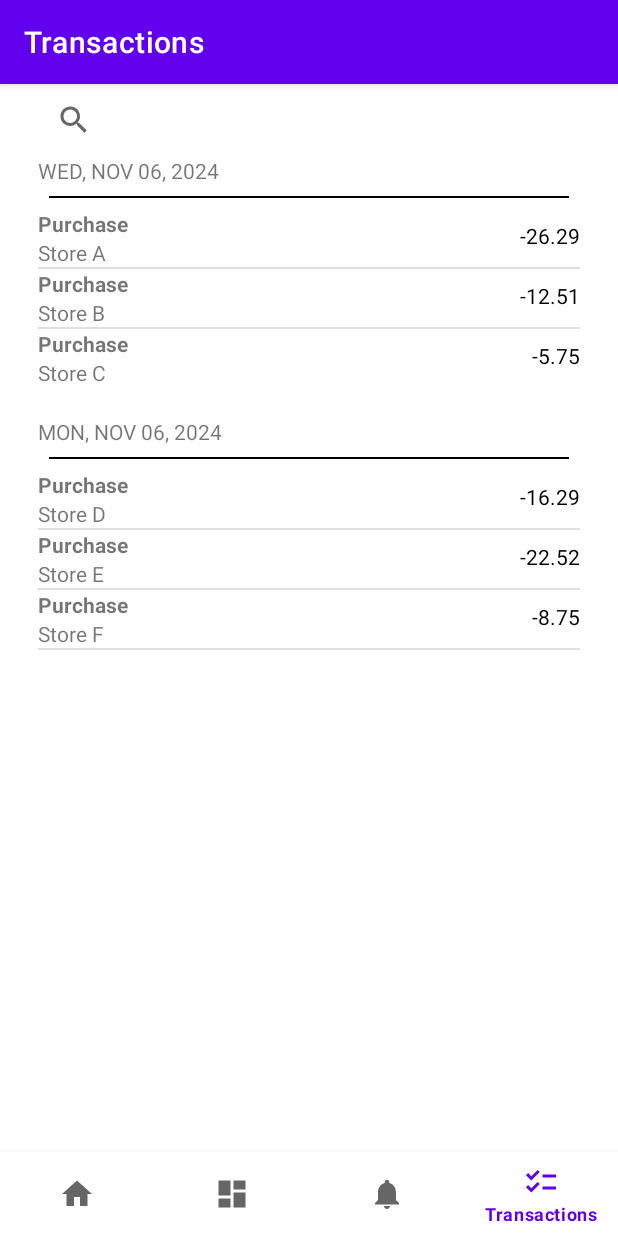
After one commit to jaysqvl/ExpensAI, an Android app: the TransactionsFragment screen opened through its navigation route, on a phone screen of 412 x 824 dp. The commit adds this screen. Run offline under Robolectric (Android 15) with nearby library versions, the phone set to English and light mode, and no system bars; our stand-ins replace navigation-ui.

Commit message:
Added transactions

```diff
--- a/app/src/main/java/com/example/cmpt362_finalproject/MainActivity.kt
+++ b/app/src/main/java/com/example/cmpt362_finalproject/MainActivity.kt
@@ -26,7 +26,7 @@ class MainActivity : AppCompatActivity() {
         // menu should be considered as top level destinations.
         val appBarConfiguration = AppBarConfiguration(
             setOf(
-                R.id.navigation_home, R.id.navigation_dashboard, R.id.navigation_notifications
+                R.id.navigation_home, R.id.navigation_dashboard, R.id.navigation_notifications, R.id.navigation_transactions
             )
         )
         setupActionBarWithNavController(navController, appBarConfiguration)
--- /dev/null
+++ b/app/src/main/java/com/example/cmpt362_finalproject/ui/transactions/Purchase.kt
@@ -0,0 +1,7 @@
+package com.example.cmpt362_finalproject.ui.transactions
+
+data class Purchase(
+    val purchaseName: String,
+    val storeName: String,
+    val amount: Double
+)
--- /dev/null
+++ b/app/src/main/java/com/example/cmpt362_finalproject/ui/transactions/SegmentedListAdapter.kt
@@ -0,0 +1,35 @@
+package com.example.cmpt362_finalproject.ui.transactions
+
+import android.content.Context
+import android.view.LayoutInflater
+import android.view.View
+import android.view.ViewGroup
+import android.widget.BaseAdapter
+import android.widget.TextView
+import com.example.cmpt362_finalproject.R
+
+class SegmentedListAdapter(private val context: Context, private var currentEntryList: List<Purchase>) :
+    BaseAdapter() {
+
+
+
+    override fun getCount(): Int = currentEntryList.size
+
+    override fun getItem(position: Int): Any = currentEntryList[position]
+
+    override fun getItemId(position: Int): Long = position.toLong()
+
+    override fun getView(position: Int, convertView: View?, parent: ViewGroup?): View {
+        val view = convertView ?: LayoutInflater.from(context).inflate(R.layout.transaction_list_item, parent, false)
+
+        val purchase = currentEntryList[position]
+
+        val storeNameTextView: TextView = view.findViewById(R.id.store_name)
+        val amountTextView: TextView = view.findViewById(R.id.entry_item_price)
+
+        storeNameTextView.text = purchase.storeName
+        amountTextView.text = purchase.amount.toString()
+
+        return view
+    }
+}
--- /dev/null
+++ b/app/src/main/java/com/example/cmpt362_finalproject/ui/transactions/TransactionsFragment.kt
@@ -0,0 +1,55 @@
+package com.example.cmpt362_finalproject.ui.transactions
+
+import android.os.Bundle
+import androidx.fragment.app.Fragment
+import android.view.LayoutInflater
+import android.view.View
+import android.view.ViewGroup
+import android.widget.ListView
+import java.util.ArrayList
+import com.example.cmpt362_finalproject.R
+
+
+class TransactionsFragment : Fragment() {
+    private lateinit var listadapter: SegmentedListAdapter
+
+    private lateinit var listView: ListView
+    override fun onCreateView(inflater: LayoutInflater, container: ViewGroup?,
+                              savedInstanceState: Bundle?): View? {
+
+        val view = inflater.inflate(R.layout.fragment_transactions, container, false)
+
+        listView = view.findViewById(R.id.transaction_list)
+
+        listadapter = SegmentedListAdapter(requireActivity(), ArrayList())
+        listView.adapter = listadapter
+
+        val purchaseList1 = listOf(
+            Purchase("Purchase", "Store A", -26.29),
+            Purchase("Purchase", "Store B", -12.51),
+            Purchase("Purchase", "Store C", -5.75)
+        )
+
+        val purchaseList2 = listOf(
+            Purchase("Purchase", "Store D", -16.29),
+            Purchase("Purchase", "Store E", -22.52),
+            Purchase("Purchase", "Store F", -8.75)
+        )
+
+        // Get the ListView from the layout
+        val listView: ListView = view.findViewById(R.id.transaction_list)
+
+        // Create and set the adapter
+        val adapter = SegmentedListAdapter(requireActivity(), purchaseList1)
+        listView.adapter = adapter
+
+        // Get the ListView from the layout
+        val listView2: ListView = view.findViewById(R.id.transaction_listdemo2)
+
+        // Create and set the adapter
+        val adapter2 = SegmentedListAdapter(requireActivity(), purchaseList2)
+        listView2.adapter = adapter2
+
+        return view
+    }
+}
--- /dev/null
+++ b/app/src/main/res/drawable/baseline_checklist_24.xml
@@ -0,0 +1,5 @@
+<vector xmlns:android="http://schemas.android.com/apk/res/android" android:height="24dp" android:tint="#000000" android:viewportHeight="24" android:viewportWidth="24" android:width="24dp">
+
+    <path android:fillColor="@android:color/white" android:pathData="M22,7h-9v2h9V7zM22,15h-9v2h9V15zM5.54,11L2,7.46l1.41,-1.41l2.12,2.12l4.24,-4.24l1.41,1.41L5.54,11zM5.54,19L2,15.46l1.41,-1.41l2.12,2.12l4.24,-4.24l1.41,1.41L5.54,19z"/>
+
+</vector>
--- /dev/null
+++ b/app/src/main/res/layout/fragment_transactions.xml
@@ -0,0 +1,82 @@
+<?xml version="1.0" encoding="utf-8"?>
+<LinearLayout xmlns:android="http://schemas.android.com/apk/res/android"
+    android:layout_width="match_parent"
+    android:layout_height="match_parent"
+    android:orientation="vertical"
+    android:layout_marginLeft="25dp"
+    android:layout_marginRight="25dp">
+
+    <SearchView
+        android:layout_width="match_parent"
+        android:layout_height="wrap_content"
+        android:queryHint="Search Transactions"/>
+
+    <TextView
+        android:layout_width="match_parent"
+        android:layout_height="wrap_content"
+        android:text="WED, NOV 06, 2024"/>
+
+    <View
+        android:layout_width="match_parent"
+        android:layout_height="1dp"
+        android:layout_margin="7dp"
+        android:background="#000"/>
+
+    <ListView
+        android:layout_width="match_parent"
+        android:id="@+id/transaction_list"
+        android:layout_marginBottom="20dp"
+        android:layout_height="wrap_content"/>
+
+    <TextView
+        android:layout_width="match_parent"
+        android:layout_height="wrap_content"
+        android:text="MON, NOV 06, 2024"/>
+
+    <View
+        android:layout_width="match_parent"
+        android:layout_height="1dp"
+        android:layout_margin="7dp"
+        android:background="#000"/>
+
+    <ListView
+        android:layout_width="match_parent"
+        android:id="@+id/transaction_listdemo2"
+        android:layout_height="match_parent"/>
+
+    <RelativeLayout
+        android:layout_width="match_parent"
+        android:layout_height="wrap_content">
+
+
+        <LinearLayout
+            android:layout_width="wrap_content"
+            android:layout_height="wrap_content"
+            android:orientation="vertical"
+            android:layout_alignParentStart="true">
+
+            <TextView
+                android:layout_width="wrap_content"
+                android:layout_height="wrap_content"
+                android:textStyle="bold"
+                android:text="Purchase"/>
+
+            <TextView
+                android:layout_width="wrap_content"
+                android:layout_height="wrap_content"
+                android:textAppearance="?android:textAppearanceSmall"
+                android:text="Store name"/>
+        </LinearLayout>
+
+
+        <TextView
+            android:layout_width="wrap_content"
+            android:layout_height="wrap_content"
+            android:text="-26.29"
+            android:layout_alignParentEnd="true"
+            android:layout_marginStart="16dp"
+            android:layout_marginTop="8dp"
+            android:textColor="#000000"/>
+    </RelativeLayout>
+
+</LinearLayout>
--- /dev/null
+++ b/app/src/main/res/layout/transaction_list_item.xml
@@ -0,0 +1,37 @@
+<?xml version="1.0" encoding="utf-8"?>
+<RelativeLayout android:layout_width="match_parent"
+    android:layout_height="wrap_content"
+    xmlns:android="http://schemas.android.com/apk/res/android">
+
+
+    <LinearLayout
+        android:layout_width="wrap_content"
+        android:layout_height="wrap_content"
+        android:orientation="vertical"
+        android:layout_alignParentStart="true">
+
+        <TextView
+            android:layout_width="wrap_content"
+            android:layout_height="wrap_content"
+            android:textStyle="bold"
+            android:text="Purchase"/>
+
+        <TextView
+            android:layout_width="wrap_content"
+            android:layout_height="wrap_content"
+            android:id="@+id/store_name"
+            android:textAppearance="?android:textAppearanceSmall"
+            android:text="Store name"/>
+    </LinearLayout>
+
+
+    <TextView
+        android:layout_width="wrap_content"
+        android:layout_height="wrap_content"
+        android:text="-26.29"
+        android:id="@+id/entry_item_price"
+        android:layout_alignParentEnd="true"
+        android:layout_marginStart="16dp"
+        android:layout_marginTop="8dp"
+        android:textColor="#000000"/>
+</RelativeLayout>
--- a/app/src/main/res/menu/bottom_nav_menu.xml
+++ b/app/src/main/res/menu/bottom_nav_menu.xml
@@ -16,4 +16,9 @@
         android:icon="@drawable/ic_notifications_black_24dp"
         android:title="@string/title_notifications" />
 
+    <item
+        android:id="@+id/navigation_transactions"
+        android:icon="@drawable/baseline_checklist_24"
+        android:title="Transactions" />
+
 </menu>
--- a/app/src/main/res/navigation/mobile_navigation.xml
+++ b/app/src/main/res/navigation/mobile_navigation.xml
@@ -22,4 +22,10 @@
         android:name="com.example.cmpt362_finalproject.ui.notifications.NotificationsFragment"
         android:label="@string/title_notifications"
         tools:layout="@layout/fragment_notifications" />
+
+    <fragment
+        android:id="@+id/navigation_transactions"
+        android:name="com.example.cmpt362_finalproject.ui.transactions.TransactionsFragment"
+        android:label="Transactions"
+        tools:layout="@layout/fragment_transactions" />
 </navigation>
```
Also changed, not shown: app/src/main/java/com/example/cmpt362_finalproject/ui/settings/SettingsFragment.kt (added, +16 -0 lines), app/src/main/res/layout/fragment_settings.xml (added, +217 -0 lines), app/src/main/res/layout/transaction_listview.xml (added, +14 -0 lines), 1 other file.
